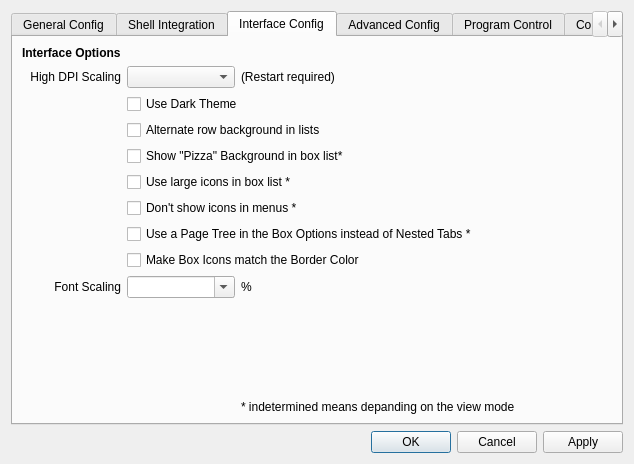
Old version of the form SandboxiePlus/SandMan/Forms/SettingsWindow.ui in the repository sandboxie-plus/Sandboxie.
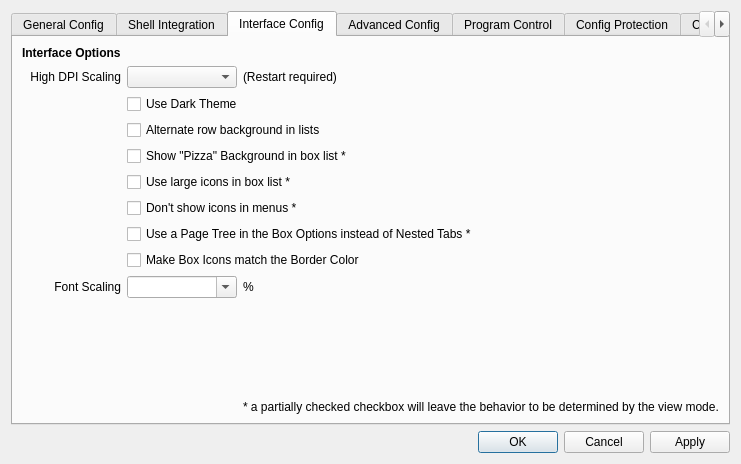
New version of the form. The open tabs and pages were chosen to show the change. Icons and pictures are not drawn.

Commit message: Recommit missing UI fixes

```diff
--- a/SandboxiePlus/SandMan/Forms/SettingsWindow.ui
+++ b/SandboxiePlus/SandMan/Forms/SettingsWindow.ui
@@ -469,7 +469,7 @@
            <item row="4" column="1" colspan="2">
             <widget class="QCheckBox" name="chkBackground">
              <property name="text">
-              <string>Show &quot;Pizza&quot; Background in box list*</string>
+              <string>Show &quot;Pizza&quot; Background in box list *</string>
              </property>
              <property name="tristate">
               <bool>true</bool>
@@ -479,7 +479,7 @@
            <item row="11" column="2" colspan="2">
             <widget class="QLabel" name="label_11">
              <property name="text">
-              <string>* indetermined means depanding on the view mode</string>
+              <string>* a partially checked checkbox will leave the behavior to be determined by the view mode.</string>
              </property>
             </widget>
            </item>
```
Left out of the diff: 2 changed lines with no effect on the pictures.
